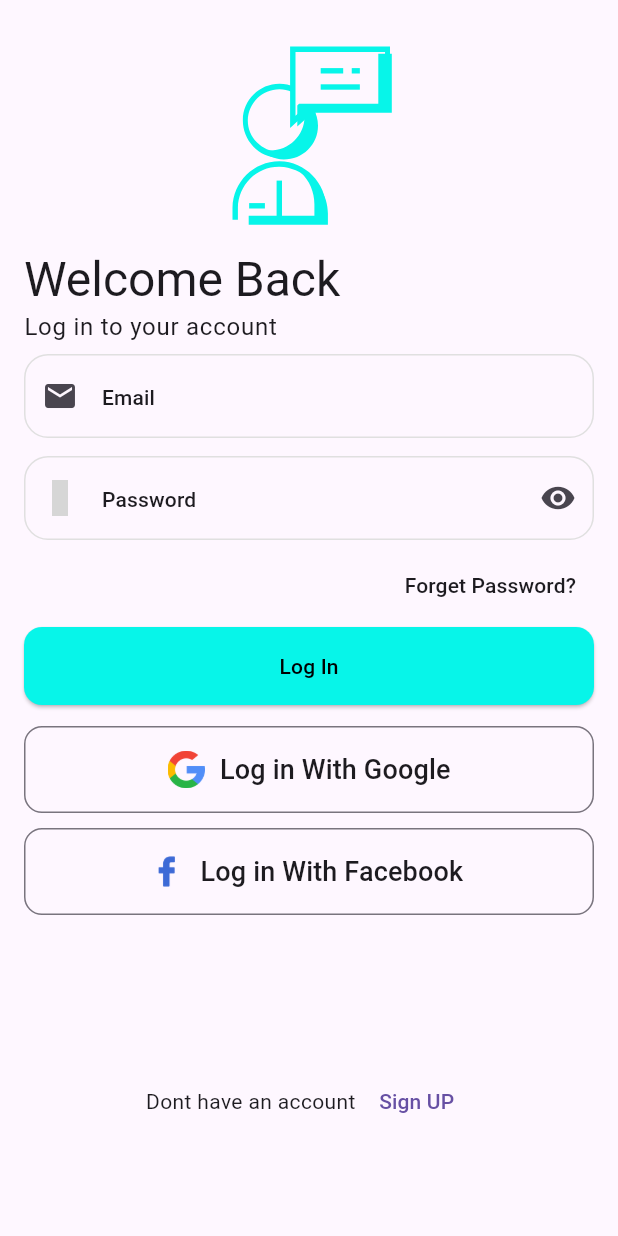
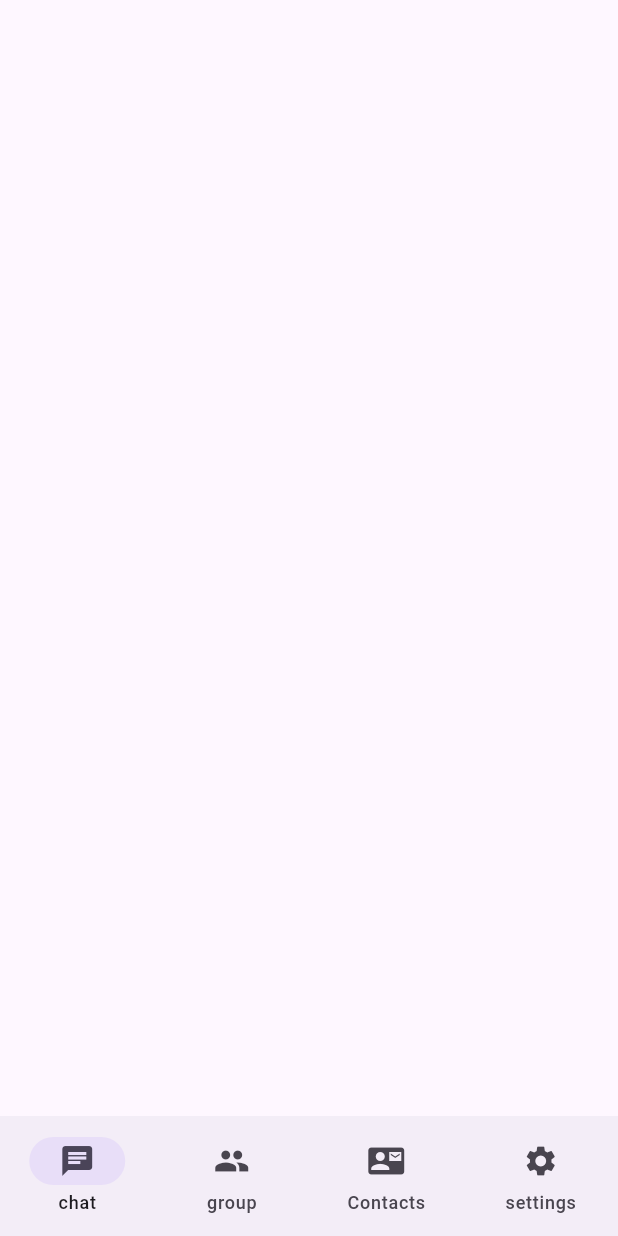
Before and after one commit to mohameddefalaa/Chat_App, a Flutter app: the screen it shows after launch, on a phone screen of 412 x 824 dp. Run offline on Flutter 3.47's test engine with Material 3 defaults, Android fonts, the phone set to English and light mode, and no system bars; our stand-ins replace flutter_svg, iconsax; grey boxes are pictures that could not be loaded.

Commit message:
create NavigationBar

```diff
--- a/chatapp/lib/Views/Login_View.dart
+++ b/chatapp/lib/Views/Login_View.dart
@@ -58,7 +58,7 @@ class _Login_ViewState extends State<Login_View> {
                 Text2: 'Log in With Facebook',
               ),
               const SizedBox(
-                height: 100,
+                height: 80,
               ),
               ishavemessage(
                 text: 'Dont have an account ',
--- /dev/null
+++ b/chatapp/lib/Views/layoutapp.dart
@@ -0,0 +1,32 @@
+import 'package:flutter/material.dart';
+
+class layoutapp extends StatefulWidget {
+  const layoutapp({super.key});
+
+  @override
+  State<layoutapp> createState() => _layoutappState();
+}
+
+class _layoutappState extends State<layoutapp> {
+  int currentindex = 0;
+  @override
+  Widget build(BuildContext context) {
+    return Scaffold(
+      bottomNavigationBar: NavigationBar(
+        onDestinationSelected: (index) {
+          setState(() {
+            currentindex = index;
+          });
+        },
+        selectedIndex: currentindex,
+        destinations: const [
+          NavigationDestination(icon: Icon(Icons.chat), label: 'chat'),
+          NavigationDestination(icon: Icon(Icons.group), label: 'group'),
+          NavigationDestination(
+              icon: Icon(Icons.contact_mail), label: 'Contacts'),
+          NavigationDestination(icon: Icon(Icons.settings), label: 'settings'),
+        ],
+      ),
+    );
+  }
+}
--- a/chatapp/lib/Widgets/Custome_text_field.dart
+++ b/chatapp/lib/Widgets/Custome_text_field.dart
@@ -50,6 +50,11 @@ class _custome_textFormFieldState extends State<custome_textFormField> {
             ),
             borderSide: BorderSide(color: kSecondrycolor),
           ),
+          errorBorder: OutlineInputBorder(
+              borderRadius: const BorderRadius.all(
+                Radius.circular(16),
+              ),
+              borderSide: BorderSide(color: kSecondrycolor)),
           focusedBorder: OutlineInputBorder(
               borderRadius: const BorderRadius.all(
                 Radius.circular(16),
--- a/chatapp/lib/main.dart
+++ b/chatapp/lib/main.dart
@@ -1,4 +1,5 @@
 import 'package:chatapp/Views/Login_View.dart';
+import 'package:chatapp/Views/layoutapp.dart';
 import 'package:flutter/material.dart';
 
 void main() {
@@ -18,6 +19,6 @@ class MyApp extends StatelessWidget {
         theme: ThemeData(
           brightness: Brightness.light,
         ),
-        home: Login_View());
+        home: const layoutapp());
   }
 }
```
Also changed, not shown: chatapp/lib/Views/sign_up.dart (+12 -7 lines).
